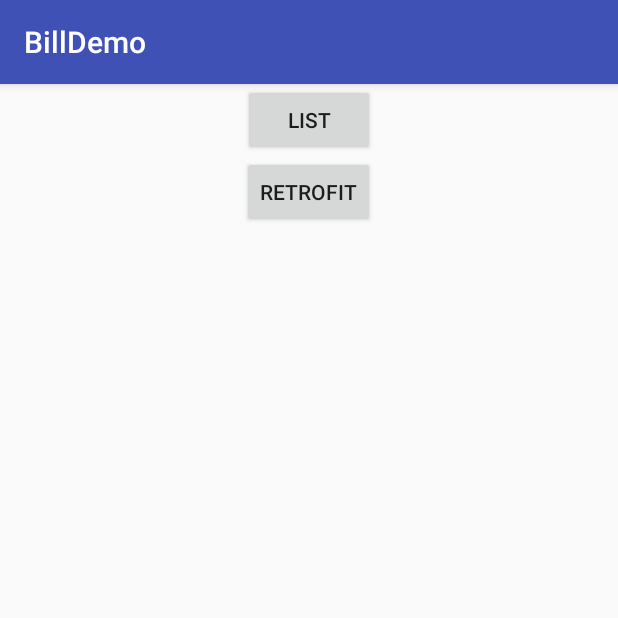
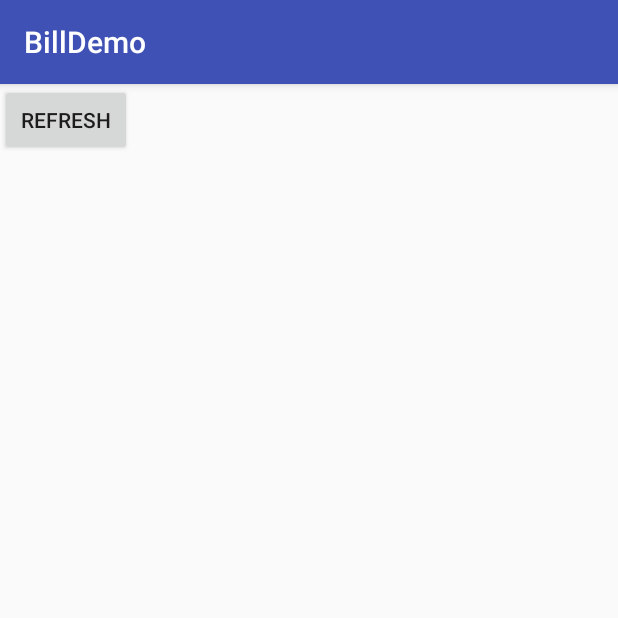
Before and after one commit to Billxxxx/MyDemo, an Android app: the screen it shows after launch (MainActivity before the commit, RetrofitActivity after it), on a phone screen of 412 x 824 dp, the top half of it. Run offline under Robolectric (Android 15) with nearby library versions, the phone set to English and light mode, and no system bars; libraries missing offline, so code that uses them is left out: com.facebook.stetho; 1 statement that could not run was skipped.

Commit message:
更新请求

```diff
--- a/app/src/main/AndroidManifest.xml
+++ b/app/src/main/AndroidManifest.xml
@@ -12,7 +12,7 @@
         android:roundIcon="@mipmap/ic_launcher_round"
         android:supportsRtl="true"
         android:theme="@style/AppTheme">
-        <activity android:name=".activity.MainActivity">
+        <activity android:name=".activity.RetrofitActivity">
             <intent-filter>
                 <action android:name="android.intent.action.MAIN"/>
 
@@ -20,9 +20,7 @@
             </intent-filter>
         </activity>
         <activity android:name=".activity.ListActivity"/>
-        <activity android:name=".activity.TestActivity"/>
-        <activity android:name=".activity.RetrofitActivity">
-        </activity>
+        <activity android:name=".activity.MainActivity"/>
     </application>
 
 </manifest>
--- /dev/null
+++ b/app/src/main/java/com/bill/billdemo/activity/RequestBaseJson.kt
@@ -0,0 +1,5 @@
+package com.bill.billdemo.activity
+
+class RequestBaseJson(var en: String, var m: HashMap<String, String>) {
+
+}
--- a/app/src/main/java/com/bill/billdemo/http/GitHubClient.java
+++ b/app/src/main/java/com/bill/billdemo/http/GitHubClient.java
@@ -1,17 +1,35 @@
 package com.bill.billdemo.http;
+
+import com.bill.billdemo.activity.RequestBaseJson;
 
 import java.util.List;
 
+import okhttp3.ResponseBody;
 import retrofit2.Call;
+import retrofit2.http.Body;
+import retrofit2.http.Field;
+import retrofit2.http.FormUrlEncoded;
 import retrofit2.http.GET;
+import retrofit2.http.POST;
 import retrofit2.http.Path;
 import retrofit2.http.Query;
 
 public interface GitHubClient {
-        @GET("/users/{user}/repos")
+    @GET("/users/{user}/repos")
     Call<List<GitHubRepo>> reposForUser(
             @Path("user") String user
     );
-//    @GET("/storeUsers/accountChk")
-//    Call<List<GitHubRepo>> reposForUser(@Query("clientversion") int clientversion);
+
+    @FormUrlEncoded
+    @POST("/storeUsers/accountChk")
+    Call<List<GitHubRepo>> driver(
+            @Field("clientversion")
+                    int clientversion,
+            @Field("account")
+                    String account
+    );
+
+    @POST("/storeUsers/accountChk")
+    Call<ResponseBody> base(@Body RequestBaseJson en);
+
 }
--- a/app/src/main/res/layout/activity_retrofit.xml
+++ b/app/src/main/res/layout/activity_retrofit.xml
@@ -6,8 +6,13 @@
     android:layout_width="match_parent"
     android:layout_height="match_parent"
     tools:context=".activity.RetrofitActivity">
-<TextView
-    android:id="@+id/txt2"
+<Button
+    android:id="@+id/refresh_btn"
     android:layout_width="wrap_content"
+    android:text="refresh"
     android:layout_height="wrap_content"/>
+    <TextView
+        android:id="@+id/txt2"
+        android:layout_width="wrap_content"
+        android:layout_height="wrap_content"/>
 </android.support.constraint.ConstraintLayout>
```
Also changed, not shown: app/src/main/java/com/bill/billdemo/activity/RetrofitActivity.java (+36 -18 lines), app/src/main/java/com/bill/billdemo/entity/CustomConverterFactory.java (+3 -11 lines), arsenal/build.gradle (+6 -6 lines).
